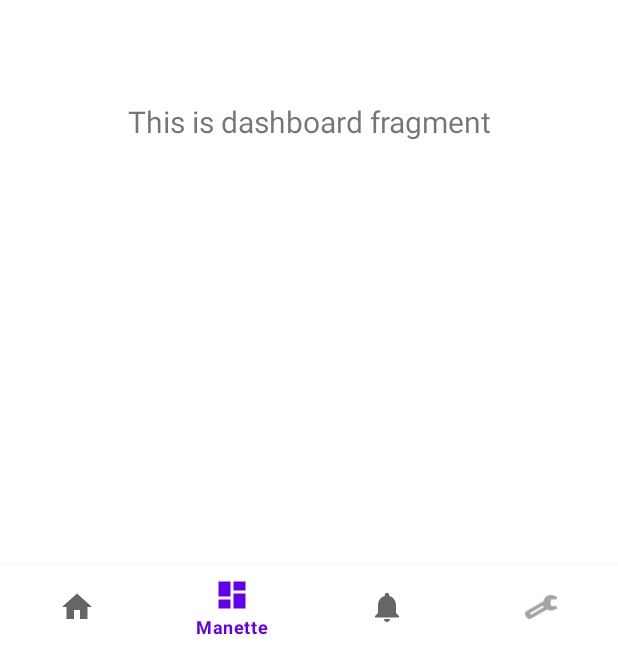
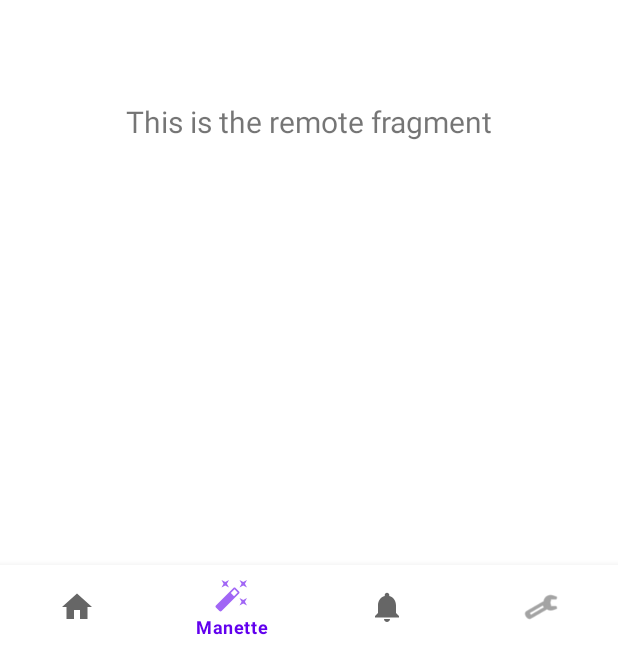
Before and after one commit to CedNo/MercureApp, an Android app: the RemoteFragment screen opened through its navigation route, on a phone screen of 412 x 824 dp. Shown: the part 587-1233 px from the top of the screen. Run offline under Robolectric (Android 15) with nearby library versions, the phone set to English and light mode, and no system bars; our stand-ins replace navigation-ui.

Commit message:
Magic Stick :)

```diff
--- a/app/src/main/java/com/mercure/app/ui/remote/RemoteViewModel.java
+++ b/app/src/main/java/com/mercure/app/ui/remote/RemoteViewModel.java
@@ -10,7 +10,7 @@ public class RemoteViewModel extends ViewModel {
 
     public RemoteViewModel() {
         mText = new MutableLiveData<>();
-        mText.setValue("This is dashboard fragment");
+        mText.setValue("This is the remote fragment");
     }
 
     public LiveData<String> getText() {
--- /dev/null
+++ b/app/src/main/res/drawable-anydpi/ic_magic_stick.xml
@@ -0,0 +1,11 @@
+<vector xmlns:android="http://schemas.android.com/apk/res/android"
+    android:width="24dp"
+    android:height="24dp"
+    android:viewportWidth="24"
+    android:viewportHeight="24"
+    android:tint="#333333"
+    android:alpha="0.6">
+  <path
+      android:fillColor="@android:color/white"
+      android:pathData="M7.5,5.6L10,7 8.6,4.5 10,2 7.5,3.4 5,2l1.4,2.5L5,7zM19.5,15.4L17,14l1.4,2.5L17,19l2.5,-1.4L22,19l-1.4,-2.5L22,14zM22,2l-2.5,1.4L17,2l1.4,2.5L17,7l2.5,-1.4L22,7l-1.4,-2.5zM14.37,7.29c-0.39,-0.39 -1.02,-0.39 -1.41,0L1.29,18.96c-0.39,0.39 -0.39,1.02 0,1.41l2.34,2.34c0.39,0.39 1.02,0.39 1.41,0L16.7,11.05c0.39,-0.39 0.39,-1.02 0,-1.41l-2.33,-2.35zM13.34,12.78l-2.12,-2.12 2.44,-2.44 2.12,2.12 -2.44,2.44z"/>
+</vector>
--- a/app/src/main/res/menu/bottom_nav_menu.xml
+++ b/app/src/main/res/menu/bottom_nav_menu.xml
@@ -8,7 +8,7 @@
 
     <item
         android:id="@+id/navigation_remote"
-        android:icon="@drawable/ic_dashboard_black_24dp"
+        android:icon="@drawable/ic_magic_stick"
         android:title="@string/title_remote" />
 
     <item
```
Also changed, not shown: app/src/main/res/drawable-hdpi/ic_magic_stick.png (added), app/src/main/res/drawable-mdpi/ic_magic_stick.png (added), app/src/main/res/drawable-xhdpi/ic_magic_stick.png (added), app/src/main/res/drawable-xxhdpi/ic_magic_stick.png (added).
